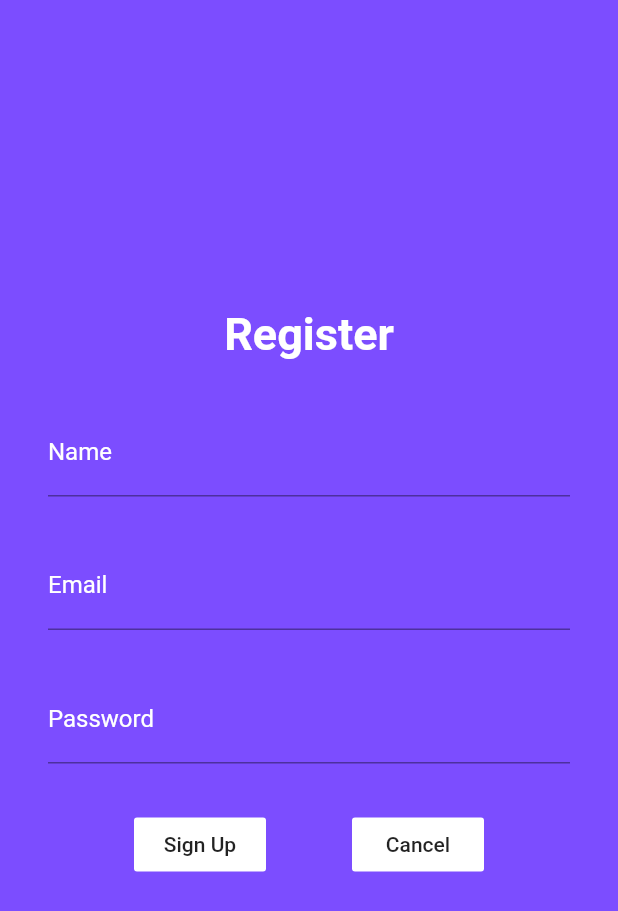
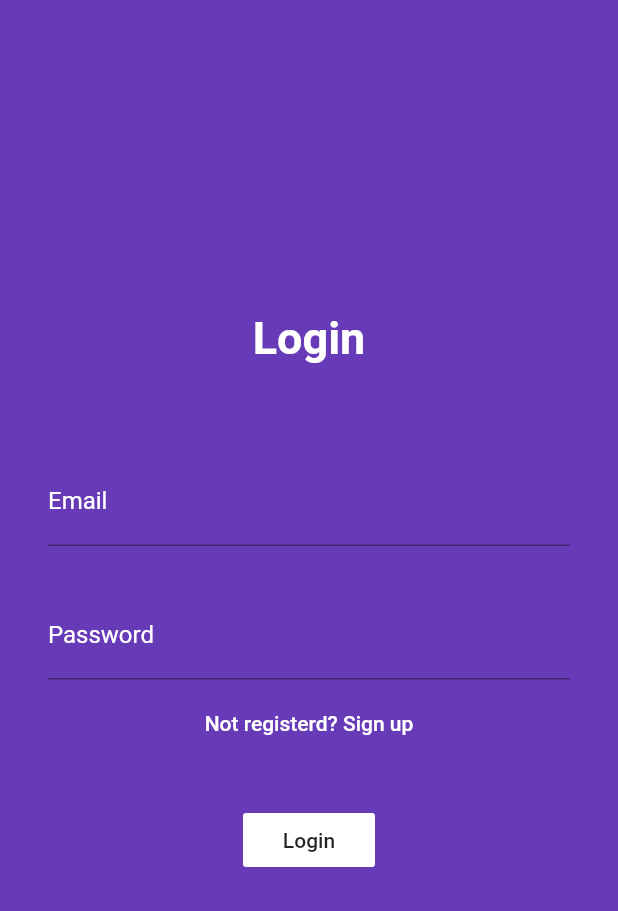
Before and after one commit to xaakib/fireandapi30days, a Flutter app: the screen it shows after launch, on a phone screen of 412 x 824 dp. Shown: the top 911 px of the screen. Run offline on Flutter 3.47's test engine with Material 2 defaults, Android fonts, the phone set to English and light mode, and no system bars; our stand-ins replace firebase_auth, firebase_core, get; accounts and stored records are empty.

Commit message:
finally reg and login and pushing homescreen done

```diff
--- a/lib/main.dart
+++ b/lib/main.dart
@@ -1,8 +1,7 @@
+import 'package:fireandapi30days/screen/login_screen.dart';
 import 'package:firebase_core/firebase_core.dart';
 import 'package:flutter/material.dart';
 import 'package:get/get.dart';
-
-import 'screen/register_screen.dart';
 
 void main() async {
   WidgetsFlutterBinding.ensureInitialized();
@@ -22,7 +21,7 @@ class MyApp extends StatelessWidget {
         primarySwatch: Colors.blue,
         visualDensity: VisualDensity.adaptivePlatformDensity,
       ),
-      home: RegistrationScreen(),
+      home: LoginScreen(),
     );
   }
 }
--- a/lib/screen/login_screen.dart
+++ b/lib/screen/login_screen.dart
@@ -0,0 +1,129 @@
+import 'package:fireandapi30days/screen/register_screen.dart';
+import 'package:fireandapi30days/services/authenticationServices.dart';
+import 'package:flutter/cupertino.dart';
+import 'package:flutter/material.dart';
+
+import 'homescreen.dart';
+
+class LoginScreen extends StatefulWidget {
+  @override
+  _LoginScreenState createState() => _LoginScreenState();
+}
+
+class _LoginScreenState extends State<LoginScreen> {
+  final _key = GlobalKey<FormState>();
+
+  final AuthenticationService _auth = AuthenticationService();
+
+  TextEditingController _emailContoller = TextEditingController();
+  TextEditingController _passwordController = TextEditingController();
+
+  @override
+  Widget build(BuildContext context) {
+    return Scaffold(
+      body: Container(
+        color: Colors.deepPurple,
+        child: Center(
+          child: Form(
+            key: _key,
+            child: Column(
+              mainAxisAlignment: MainAxisAlignment.center,
+              children: [
+                Text(
+                  'Login',
+                  style: TextStyle(
+                    color: Colors.white,
+                    fontSize: 30,
+                    fontWeight: FontWeight.w600,
+                  ),
+                ),
+                Padding(
+                  padding: const EdgeInsets.all(32.0),
+                  child: Column(
+                    children: [
+                      SizedBox(height: 30),
+                      TextFormField(
+                        controller: _emailContoller,
+                        validator: (value) {
+                          if (value.isEmpty) {
+                            return 'Email cannot be empty';
+                          } else
+                            return null;
+                        },
+                        decoration: InputDecoration(
+                            labelText: 'Email',
+                            labelStyle: TextStyle(color: Colors.white)),
+                        style: TextStyle(color: Colors.white),
+                      ),
+                      SizedBox(height: 30),
+                      TextFormField(
+                        controller: _passwordController,
+                        obscureText: true,
+                        validator: (value) {
+                          if (value.isEmpty) {
+                            return 'Password cannot be empty';
+                          } else
+                            return null;
+                        },
+                        decoration: InputDecoration(
+                            labelText: 'Password',
+                            labelStyle: TextStyle(color: Colors.white)),
+                        style: TextStyle(
+                          color: Colors.white,
+                        ),
+                      ),
+                      SizedBox(height: 5),
+                      FlatButton(
+                        child: Text('Not registerd? Sign up'),
+                        onPressed: () {
+                          Navigator.of(context).push(
+                            CupertinoPageRoute(
+                              fullscreenDialog: true,
+                              builder: (context) => RegistrationScreen(),
+                            ),
+                          );
+                        },
+                        textColor: Colors.white,
+                      ),
+                      SizedBox(height: 30),
+                      Row(
+                        mainAxisAlignment: MainAxisAlignment.spaceEvenly,
+                        children: [
+                          FlatButton(
+                            child: Text('Login'),
+                            onPressed: () {
+                              if (_key.currentState.validate()) {
+                                signInUser();
+                              }
+                            },
+                            color: Colors.white,
+                          ),
+                        ],
+                      ),
+                    ],
+                  ),
+                ),
+              ],
+            ),
+          ),
+        ),
+      ),
+    );
+  }
+
+  void signInUser() async {
+    dynamic authResult =
+        await _auth.loginUser(_emailContoller.text, _passwordController.text);
+    if (authResult == null) {
+      print('Sign in error. could not be able to login');
+    } else {
+      _emailContoller.clear();
+      _passwordController.clear();
+
+      Navigator.push(
+        context,
+        MaterialPageRoute(builder: (context) => HomeScreen()),
+      );
+    }
+  }
+}
--- a/lib/screen/register_screen.dart
+++ b/lib/screen/register_screen.dart
@@ -130,7 +130,7 @@ class _RegistrationScreenState extends State<RegistrationScreen> {
       _nameController.clear();
       _passwordController.clear();
       _emailContoller.clear();
-      // Navigator.pop(context);
+      Navigator.pop(context);
     }
   }
 }
```
Also changed, not shown: lib/screen/homescreen.dart (added, +17 -0 lines), lib/services/authenticationServices.dart (+21 -0 lines).
